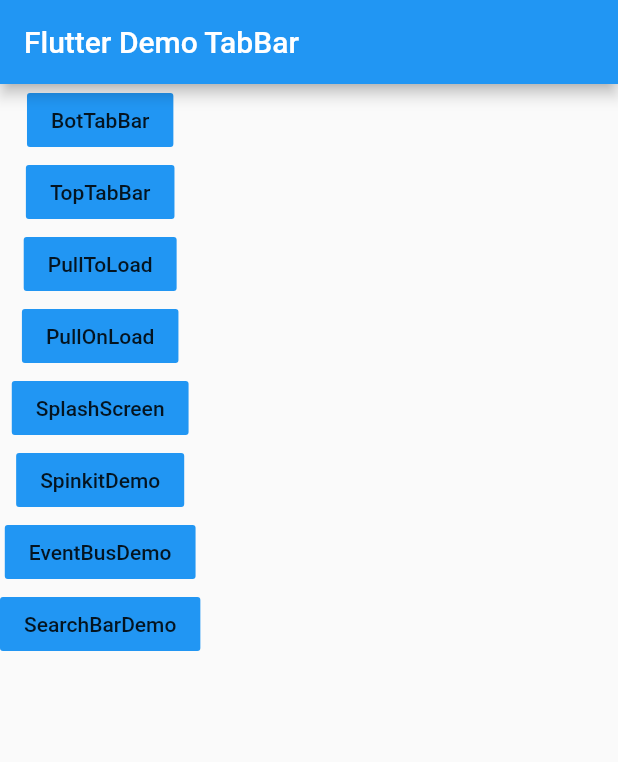
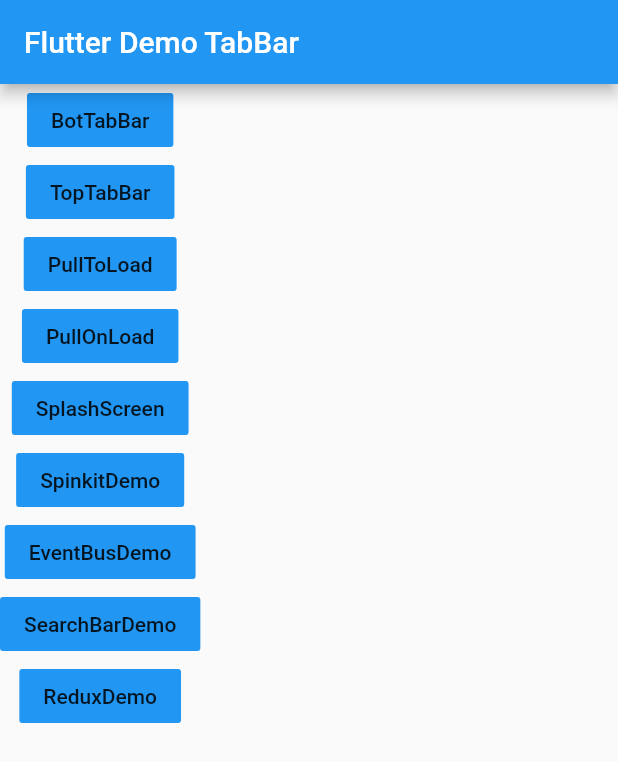
Before and after one commit to xianfeng92/xforg_flutter_demo, a Flutter app: the screen it shows after launch, on a phone screen of 412 x 824 dp. Shown: the top 762 px of the screen. Run offline on Flutter 3.47's test engine with Material 2 defaults, Android fonts, the phone set to English and light mode, and no system bars; our stand-ins replace event_bus, flutter_redux, flutter_spinkit, redux, rxdart.

Commit message:
add reduxDemo
Change-Id: I6fc34d1deedb03b14575055051d0d79f474c4c37

```diff
--- a/lib/SearchBar/SearchBarPage.dart
+++ b/lib/SearchBar/SearchBarPage.dart
@@ -44,7 +44,7 @@ class SearchBarDelegate extends SearchDelegate<String>{
         width: 100,
         height: 100,
         child: new Card(
-          color: Colors.yellow,
+          color: Colors.blue,
           child: new Center(
             child: Text(query),
           ),
--- a/lib/main.dart
+++ b/lib/main.dart
@@ -9,22 +9,34 @@ import 'package:xforg_flutter_demo/EventBus/screens/FirstScreen.dart';
 import 'package:xforg_flutter_demo/EventBus/tools/bus.dart';
 import 'package:xforg_flutter_demo/EventBus/events/Count_event.dart';
 import 'package:xforg_flutter_demo/SearchBar/SearchBarPage.dart';
+import 'package:xforg_flutter_demo/redux/TopScreen.dart';
+import 'package:redux/redux.dart';
+import 'package:flutter_redux/flutter_redux.dart';
+import 'package:xforg_flutter_demo/redux/states/count_state.dart';
 
 void main(){
-  runApp(new MyApp());
+  final store = Store<CountState>(reducer,initialState: CountState.initState());
+  runApp(new MyApp(store));
   behaviorBus.fire(CountEvent(0));
 }
 
 class MyApp extends StatelessWidget {
 
+  final Store<CountState> store;
+
+  MyApp(this.store);
+
   @override
   Widget build(BuildContext context) {
-    return new MaterialApp(
-      title: "Flutter Demo",
-      theme: new ThemeData(
-        primarySwatch: Colors.blue,
+    return StoreProvider<CountState>(
+      store:store,
+      child:  new MaterialApp(
+        title: "Flutter Demo",
+        theme: new ThemeData(
+          primarySwatch: Colors.blue,
+        ),
+        home: new MainPage(),
       ),
-      home: new MainPage(),
     );
   }
 }
@@ -84,6 +96,11 @@ class MainPage extends StatelessWidget{
           },
               color: Colors.blue,
               child: new Text("SearchBarDemo")),
+          new FlatButton(onPressed: (){
+            Navigator.push(context, new MaterialPageRoute(builder: (context) => new TopScreen()));
+          },
+              color: Colors.blue,
+              child: new Text("ReduxDemo")),
         ],
       ),
     );
--- /dev/null
+++ b/lib/redux/states/count_state.dart
@@ -0,0 +1,21 @@
+import 'package:meta/meta.dart';
+
+///State中所有属性都应该是只读的
+@immutable
+class CountState{
+  final int _count;
+  get count => _count;
+  CountState(this._count);
+  CountState.initState():_count = 0;
+}
+
+///定义操作该State的全部Action,这里只有增加count一个动作
+enum Action{increment}
+
+///reducer会根据传进来的action生成新的CountState
+CountState reducer(CountState state,action){
+  if(action == Action.increment){
+    return CountState(state.count + 1);
+  }
+  return state;
+}
--- a/pubspec.yaml
+++ b/pubspec.yaml
@@ -32,6 +32,7 @@ dependencies:
   permission_handler: 3.0.2
   event_bus: ^1.1.0
   rxdart: ^0.21.0
+  redux: ^3.0.0
 
 dev_dependencies:
   flutter_test:
```
Also changed, not shown: lib/redux/TopScreen.dart (added, +36 -0 lines), lib/redux/UnderScreen.dart (added, +49 -0 lines), pubspec.lock.
